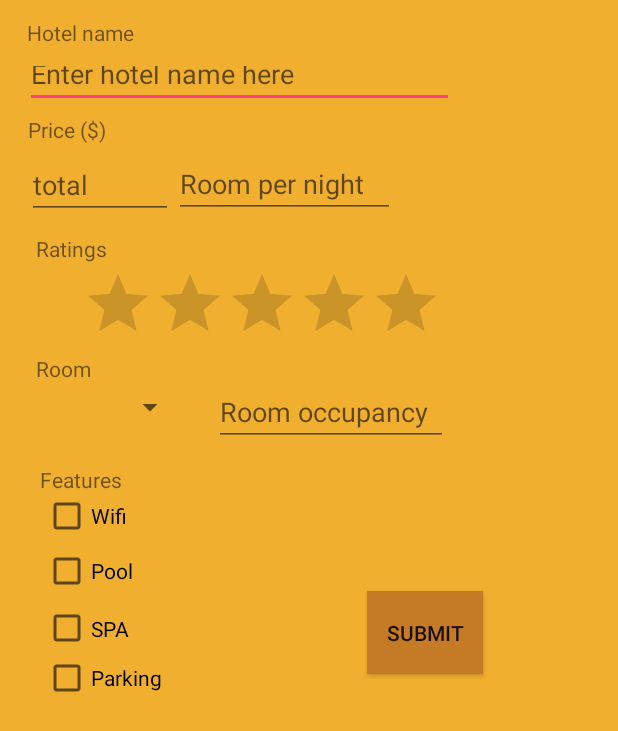
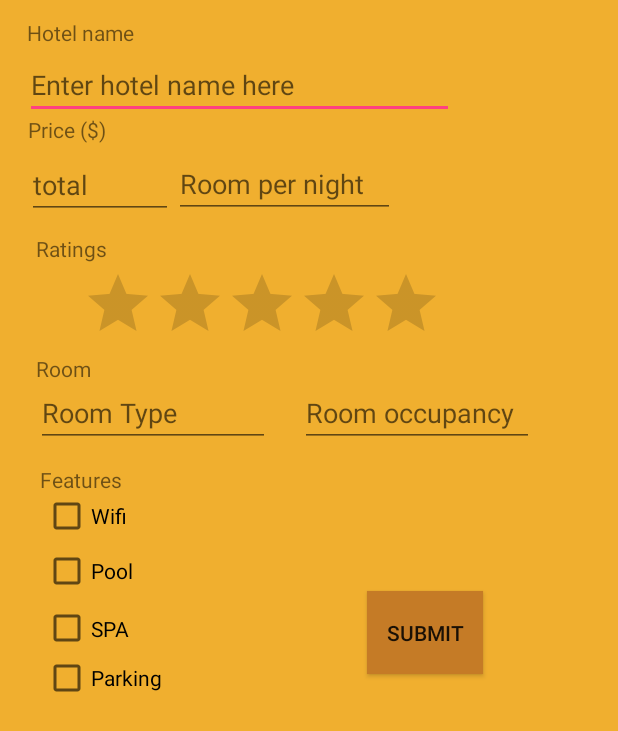
Before and after one commit to numairkaukab/TOURISTER, an Android app: the layout pop_up.xml on its own in the app's theme, with its tools: preview values and no code run, on a phone screen of 412 x 824 dp. Shown: the top 731 px of the screen. Run offline under Robolectric (Android 15) with nearby library versions, the phone set to English and light mode, and no system bars.

Commit message:
Errors/Crashes/popup improved

```diff
--- a/Android/app/src/main/res/layout/pop_up.xml
+++ b/Android/app/src/main/res/layout/pop_up.xml
@@ -15,7 +15,7 @@
     <EditText
         android:id="@+id/widget33"
         android:layout_width="286dp"
-        android:layout_height="38dp"
+        android:layout_height="wrap_content"
         android:hint="Enter hotel name here"
         android:textSize="18sp"
         android:layout_x="17dp"
@@ -63,20 +63,15 @@
         android:text="Room"
         android:layout_x="24dp"
         android:layout_y="236dp" />
-    <Spinner
-        android:id="@+id/widget40"
-        android:layout_width="102dp"
-        android:layout_height="45dp"
-        android:layout_x="22dp"
-        android:layout_y="249dp" />
+
     <EditText
         android:id="@+id/widget41"
         android:layout_width="156dp"
         android:layout_height="wrap_content"
         android:hint="Room occupancy"
         android:textSize="18sp"
-        android:layout_x="143dp"
-        android:layout_y="252dp" />
+        android:layout_x="200dp"
+        android:layout_y="253dp" />
     <TextView
         android:id="@+id/widget43"
         android:layout_width="wrap_content"
@@ -121,4 +116,14 @@
         android:id="@+id/checkBox"
         android:layout_x="29dp"
         android:layout_y="436dp" />
+
+    <EditText
+        android:id="@+id/editText2"
+        android:layout_width="156dp"
+        android:layout_height="wrap_content"
+        android:hint="Room Type"
+        android:textSize="18sp"
+        android:layout_x="24dp"
+        android:layout_y="253dp" />
+
 </AbsoluteLayout>
```
Also changed, not shown: Android/app/src/main/java/com/example/mehmood/splashy/MainActivity.java (+52 -51 lines).
